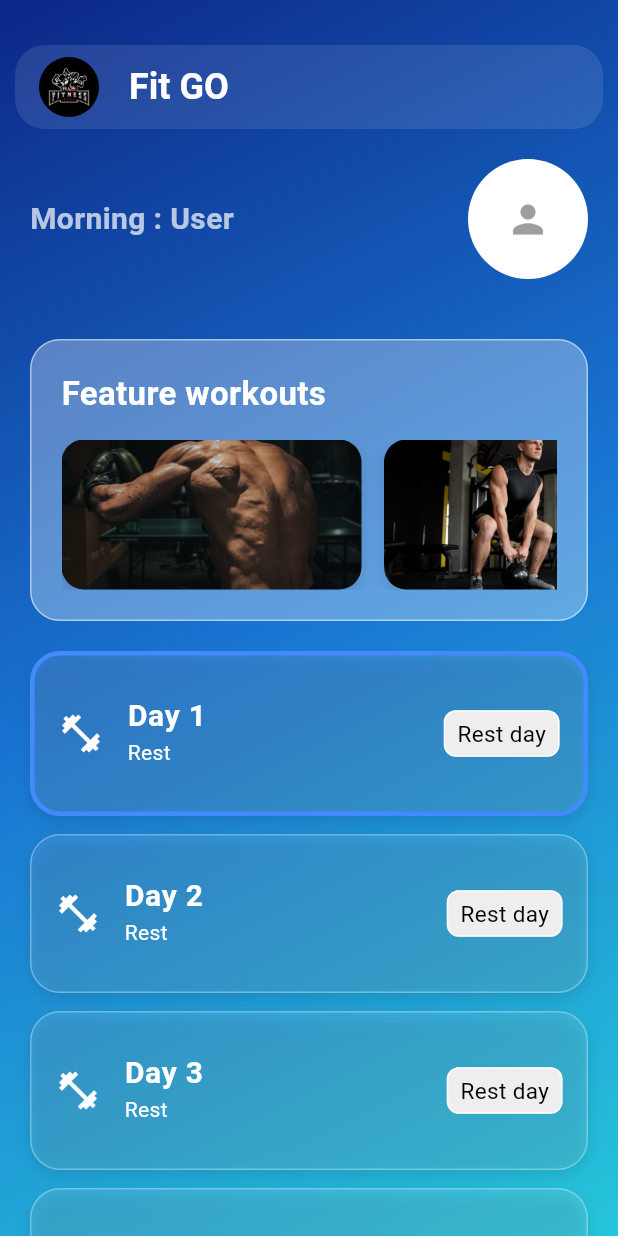
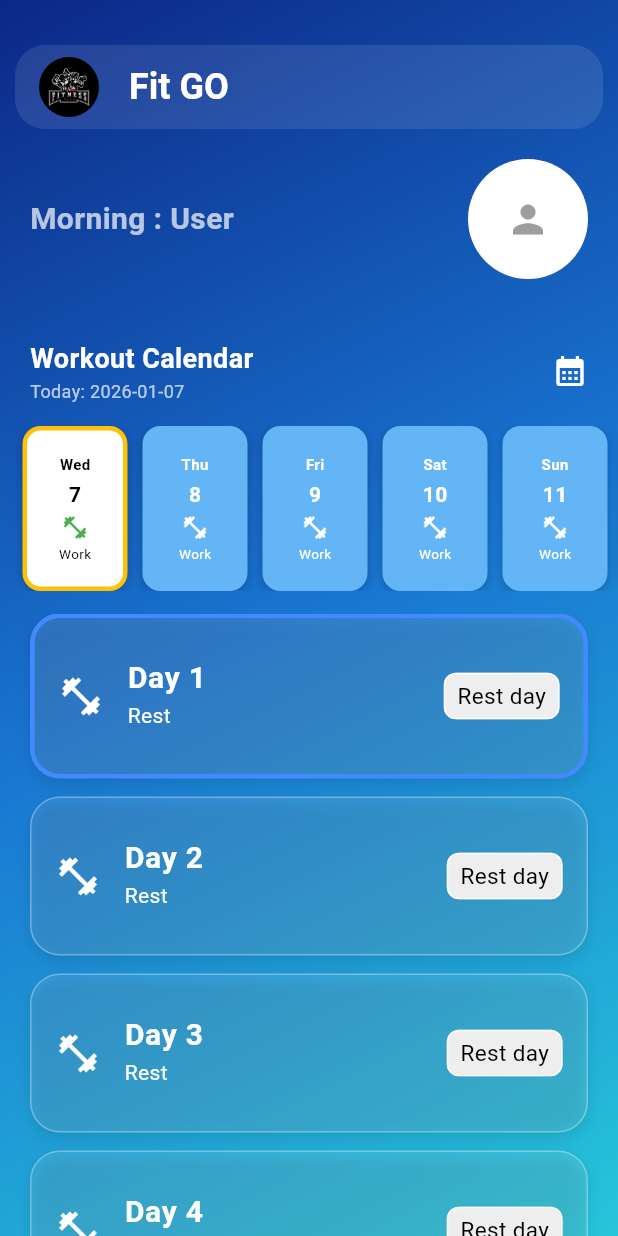
Before and after one commit to piseyKhenchandara/FitGo-flutter-final-project, a Flutter app: the Homepage screen opened by its route, on a phone screen of 412 x 824 dp. Run offline on Flutter 3.47's test engine with Material 3 defaults, Android fonts, the phone set to English and light mode, and no system bars; our stand-ins replace go_router, image_picker, shared_preferences; accounts and stored records are empty.

Commit message:
update calendar

```diff
--- a/lib/ui/home/homepage.dart
+++ b/lib/ui/home/homepage.dart
@@ -1,7 +1,9 @@
 import 'package:fit_go/controllers/user_setup_controller.dart';
 import 'package:fit_go/service/user_local_storage_service.dart';
 import 'package:fit_go/widgets/appbar.dart';
+import 'package:fit_go/widgets/calendar_strip_widget.dart';
 import 'package:fit_go/widgets/workout_day.dart';
+import 'package:fit_go/data/gym_data/user_activity.dart';
 import 'package:flutter/material.dart';
 
 class Homepage extends StatefulWidget {
@@ -14,6 +16,7 @@ class Homepage extends StatefulWidget {
 class _HomepageState extends State<Homepage> {
   String greeting = "Morning";
   bool isLoading = true;
+  late UserActivity userActivity;
 
   @override
   void initState() {
@@ -23,16 +26,21 @@ class _HomepageState extends State<Homepage> {
 
   Future<void> _loadUserData() async {
     try {
-      // Load data from JSON file
+      // Load user setup data
       await UserLocalStorageService.loadUserSetup();
 
+      // Load exercise progress
+      final savedActivity = await UserLocalStorageService.loadExerciseProgress();
+
       setState(() {
+        userActivity = savedActivity ?? UserActivity();
         greeting = _getGreeting();
         isLoading = false;
       });
     } catch (e) {
       print('Error loading user data: $e');
       setState(() {
+        userActivity = UserActivity();
         isLoading = false;
       });
     }
@@ -74,9 +82,9 @@ class _HomepageState extends State<Homepage> {
             begin: Alignment.topLeft,
             end: Alignment.bottomRight,
             colors: [
-              Color.fromARGB(255, 12, 39, 135), // Purple
-              Color(0xFF1976D2), // Blue
-              Color(0xFF26C6DA), // Cyan
+              Color.fromARGB(255, 12, 39, 135),
+              Color(0xFF1976D2),
+              Color(0xFF26C6DA),
             ],
           ),
         ),
@@ -86,7 +94,6 @@ class _HomepageState extends State<Homepage> {
               padding: const EdgeInsets.fromLTRB(10, 30, 10, 0),
               child: Appbar(),
             ),
-
             const SizedBox(height: 10),
 
             // Greeting Section
@@ -119,51 +126,12 @@ class _HomepageState extends State<Homepage> {
                 ],
               ),
             ),
-            SizedBox(height: 30,),
+            const SizedBox(height: 15),
 
-            // Feature Workout Section
-            Container(
-              padding: const EdgeInsets.all(20),
-              margin: const EdgeInsets.symmetric(horizontal: 20),
-              decoration: BoxDecoration(
-                color: Colors.white.withOpacity(0.3),
-                borderRadius: BorderRadius.circular(20),
-                border: Border.all(color: Colors.white.withOpacity(0.5)),
-              ),
-              child: Column(
-                crossAxisAlignment: CrossAxisAlignment.start,
-                children: [
-                  Row(
-                    mainAxisAlignment: MainAxisAlignment.spaceBetween,
-                    children: const [
-                      Text(
-                        "Feature workouts",
-                        style: TextStyle(
-                          fontSize: 22,
-                          fontWeight: FontWeight.bold,
-                          color: Colors.white
-                        ),
-                      ),
-                    ],
-                  ),
-                  const SizedBox(height: 15),
-                  SingleChildScrollView(
-                    scrollDirection: Axis.horizontal,
-                    child: Row(
-                      children: const [
-                        _WorkoutCard("assets/images/andrew1.png"),
-                        SizedBox(width: 15),
-                        _WorkoutCard("assets/images/image.png"),
-                        SizedBox(width: 15),
-                        _WorkoutCard("assets/images/ronaldo1.png"),
-                      ],
-                    ),
-                  ),
-                ],
-              ),
-            ),
+            // Calendar Strip
+            CalendarStripWidget(userActivity: userActivity),
 
-            const SizedBox(height: 20),
+            const SizedBox(height: 15),
 
             // Workout Days List
             Expanded(child: WorkoutDay()),
@@ -173,43 +141,3 @@ class _HomepageState extends State<Homepage> {
     );
   }
 }
-
-class _WorkoutCard extends StatelessWidget {
-  final String imagePath;
-  const _WorkoutCard(this.imagePath);
-
-  @override
-  Widget build(BuildContext context) {
-    return Container(
-      width: 200,
-      height: 100,
-      decoration: BoxDecoration(
-        borderRadius: BorderRadius.circular(15),
-        boxShadow: [
-          BoxShadow(
-            color: Colors.black.withOpacity(0.1),
-            blurRadius: 8,
-            offset: const Offset(0, 4),
-          ),
-        ],
-      ),
-      child: ClipRRect(
-        borderRadius: BorderRadius.circular(15),
-        child: Image.asset(
-          imagePath,
-          fit: BoxFit.cover,
-          errorBuilder: (context, error, stackTrace) {
-            return Container(
-              color: Colors.grey[300],
-              child: const Icon(
-                Icons.image_not_supported,
-                color: Colors.grey,
-                size: 40,
-              ),
-            );
-          },
-        ),
-      ),
-    );
-  }
-}
--- a/lib/widgets/appbar.dart
+++ b/lib/widgets/appbar.dart
@@ -11,10 +11,16 @@ class Appbar extends StatelessWidget implements PreferredSizeWidget {
       child: BackdropFilter(
         filter: ImageFilter.blur(sigmaX: 10, sigmaY: 10),
         child: AppBar(
-          automaticallyImplyLeading: false,
+
           backgroundColor: Colors.white.withOpacity(0.1),
           elevation: 0,
           surfaceTintColor: Colors.transparent,
+          leading: Navigator.canPop(context)
+              ? IconButton(
+                  icon: const Icon(Icons.arrow_back, color: Colors.white),
+                  onPressed: () => Navigator.pop(context),
+                )
+              : null,
           title: Row(
             children: [
               ClipOval(
--- /dev/null
+++ b/lib/widgets/calendar_strip_widget.dart
@@ -0,0 +1,228 @@
+import 'package:fit_go/data/gym_data/user_activity.dart';
+import 'package:fit_go/ui/home/full_calendar_page.dart';
+import 'package:flutter/material.dart';
+
+class CalendarStripWidget extends StatefulWidget {
+  const CalendarStripWidget({super.key, required this.userActivity});
+
+  final UserActivity userActivity;
+
+  @override
+  State<CalendarStripWidget> createState() => _CalendarStripWidgetState();
+}
+
+class _CalendarStripWidgetState extends State<CalendarStripWidget> {
+  late ScrollController _scrollController;
+  late DateTime startDate;
+  late int selectedDayIndex;
+
+  @override
+  void initState() {
+    super.initState();
+    _scrollController = ScrollController();
+    startDate = DateTime.now();
+    selectedDayIndex = 0;
+
+    WidgetsBinding.instance.addPostFrameCallback((_) {
+      _scrollToToday();
+    });
+  }
+
+  void _scrollToToday() {
+    _scrollController.animateTo(
+      0,
+      duration: const Duration(milliseconds: 300),
+      curve: Curves.easeInOut,
+    );
+  }
+
+  @override
+  void dispose() {
+    _scrollController.dispose();
+    super.dispose();
+  }
+
+  bool _isScheduledWorkoutDay(DateTime date) {
+    // Map weekday (1=Monday, 7=Sunday) to schedule names
+    final dayNames = ['monday', 'tuesday', 'wednesday', 'thursday', 'friday', 'saturday', 'sunday'];
+    final dayName = dayNames[date.weekday - 1];
+
+    // Check if this day is in the user's schedule
+    return UserActivity.weekdayIndex.containsKey(dayName) &&
+        UserActivity.weekdayIndex[dayName] != null &&
+        UserActivity.weekdayIndex[dayName]! < (UserActivity.weekdayIndex[dayName] ?? -1) + 1;
+  }
+
+  bool _isWorkoutScheduledForDay(DateTime date) {
+    // Get the day name (monday, tuesday, etc.)
+    final dayNames = ['monday', 'tuesday', 'wednesday', 'thursday', 'friday', 'saturday', 'sunday'];
+    final dayName = dayNames[date.weekday - 1];
+
+    // Check if this day is in user's workout schedule
+    return UserActivity.weekdayIndex.keys.contains(dayName) &&
+        UserActivity.weekdayIndex[dayName] != null;
+  }
+
+  bool _isScheduleDay(DateTime date) {
+    final dayNames = ['monday', 'tuesday', 'wednesday', 'thursday', 'friday', 'saturday', 'sunday'];
+    final dayName = dayNames[date.weekday - 1];
+
+    // Check if user selected this day as a workout day
+    return UserActivity.weekdayIndex.containsKey(dayName);
+  }
+
+  String _getDayOfWeek(DateTime date) {
+    final days = ['Mon', 'Tue', 'Wed', 'Thu', 'Fri', 'Sat', 'Sun'];
+    return days[date.weekday - 1];
+  }
+
+  @override
+  Widget build(BuildContext context) {
+    return Column(
+      children: [
+        Padding(
+          padding: const EdgeInsets.symmetric(horizontal: 20, vertical: 15),
+          child: Row(
+            mainAxisAlignment: MainAxisAlignment.spaceBetween,
+            children: [
+              Column(
+                crossAxisAlignment: CrossAxisAlignment.start,
+                children: [
+                  const Text(
+                    "Workout Calendar",
+                    style: TextStyle(
+                      fontSize: 18,
+                      fontWeight: FontWeight.bold,
+                      color: Colors.white,
+                    ),
+                  ),
+                  Text(
+                    "Today: ${startDate.toString().split(' ')[0]}",
+                    style: const TextStyle(
+                      fontSize: 12,
+                      color: Colors.white70,
+                    ),
+                  ),
+                ],
+              ),
+              GestureDetector(
+                onTap: () {
+                  Navigator.push(
+                    context,
+                    MaterialPageRoute(
+                      builder: (context) => FullCalendarPage(
+                        userActivity: UserActivity(),
+                      ),
+                    ),
+                  );
+                },
+                child: const Icon(
+                  Icons.calendar_month,
+                  color: Colors.white,
+                  size: 24,
+                ),
+              ),
+            ],
+          ),
+        ),
+        SizedBox(
+          height: 110,
+          child: ListView.builder(
+            controller: _scrollController,
+            scrollDirection: Axis.horizontal,
+            padding: const EdgeInsets.symmetric(horizontal: 10),
+            itemCount: 60,
+            itemBuilder: (context, index) {
+              final date = startDate.add(Duration(days: index));
+              final dayNames = ['monday', 'tuesday', 'wednesday', 'thursday', 'friday', 'saturday', 'sunday'];
+              final dayName = dayNames[date.weekday - 1];
+
+              // Check if this day is scheduled as a workout day by user
+              final isScheduledWorkout = UserActivity.weekdayIndex.containsKey(dayName);
+
+              final isToday = date.year == DateTime.now().year &&
+                  date.month == DateTime.now().month &&
+                  date.day == DateTime.now().day;
+              final isSelected = index == selectedDayIndex;
+
+              return GestureDetector(
+                onTap: () {
+                  setState(() {
+                    selectedDayIndex = index;
+                  });
+                },
+                child: Container(
+                  margin: const EdgeInsets.symmetric(horizontal: 5),
+                  width: 70,
+                  decoration: BoxDecoration(
+                    color: isSelected
+                        ? Colors.white
+                        : isScheduledWorkout
+                            ? Colors.blue.shade300
+                            : Colors.grey.shade600,
+                    borderRadius: BorderRadius.circular(12),
+                    border: isToday
+                        ? Border.all(color: Colors.amber, width: 3)
+                        : isSelected
+                            ? Border.all(color: Colors.black, width: 2)
+                            : null,
+                    boxShadow: [
+                      BoxShadow(
+                        color: Colors.black.withOpacity(0.2),
+                        blurRadius: 5,
+                        offset: const Offset(0, 2),
+                      ),
+                    ],
+                  ),
+                  child: Column(
+                    mainAxisAlignment: MainAxisAlignment.center,
+                    children: [
+                      Text(
+                        _getDayOfWeek(date),
+                        style: TextStyle(
+                          fontSize: 10,
+                          fontWeight: FontWeight.bold,
+                          color: isSelected ? Colors.black : Colors.white,
+                        ),
+                      ),
+                      const SizedBox(height: 3),
+                      Text(
+                        '${date.day}',
+                        style: TextStyle(
+                          fontSize: 14,
+                          fontWeight: FontWeight.bold,
+                          color: isSelected ? Colors.black : Colors.white,
+                        ),
+                      ),
+                      const SizedBox(height: 3),
+                      if (isScheduledWorkout)
+                        Icon(
+                          Icons.fitness_center,
+                          color: isSelected ? Colors.green : Colors.white,
+                          size: 18,
+                        )
+                      else
+                        Icon(
+                          Icons.local_activity,
+                          color: isSelected ? Colors.orange : Colors.white,
+                          size: 18,
+                        ),
+                      const SizedBox(height: 2),
+                      Text(
+                        isScheduledWorkout ? 'Work' : 'Rest',
+                        style: TextStyle(
+                          fontSize: 9,
+                          color: isSelected ? Colors.black : Colors.white,
+                        ),
+                      ),
+                    ],
+                  ),
+                ),
+              );
+            },
+          ),
+        ),
+      ],
+    );
+  }
+}
```
Also changed, not shown: lib/ui/home/exercise_detail_page.dart (+13 -1 lines), lib/ui/home/full_calendar_page.dart (added, +247 -0 lines), lib/widgets/homepage_header.dart (+4 -8 lines).
